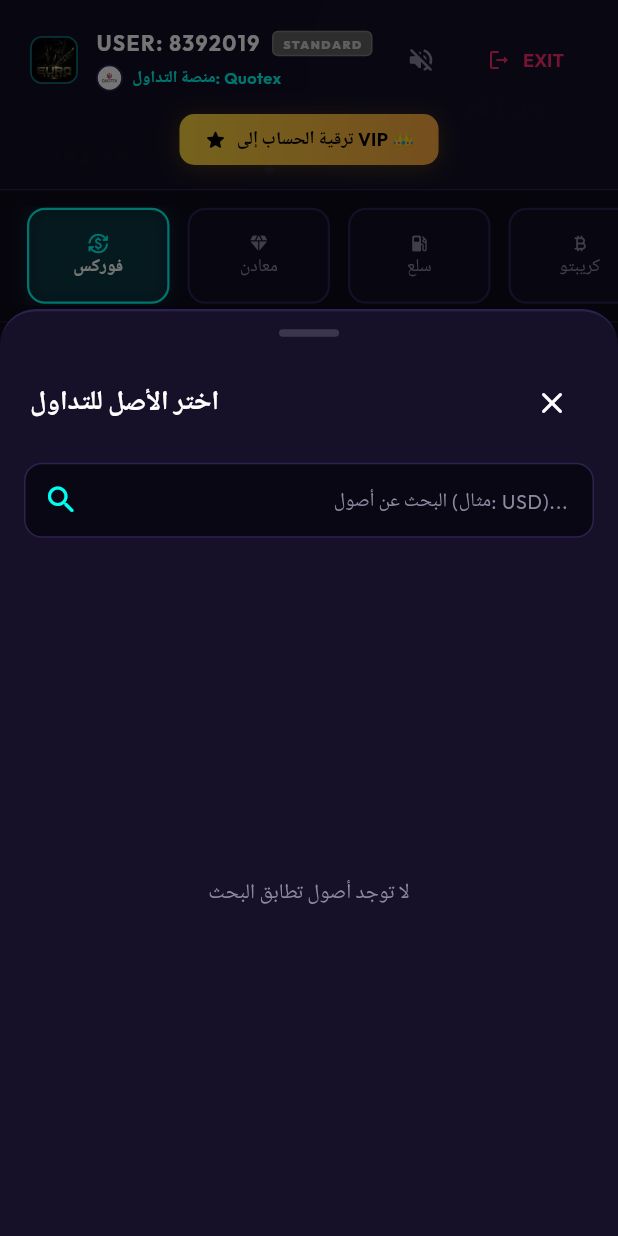
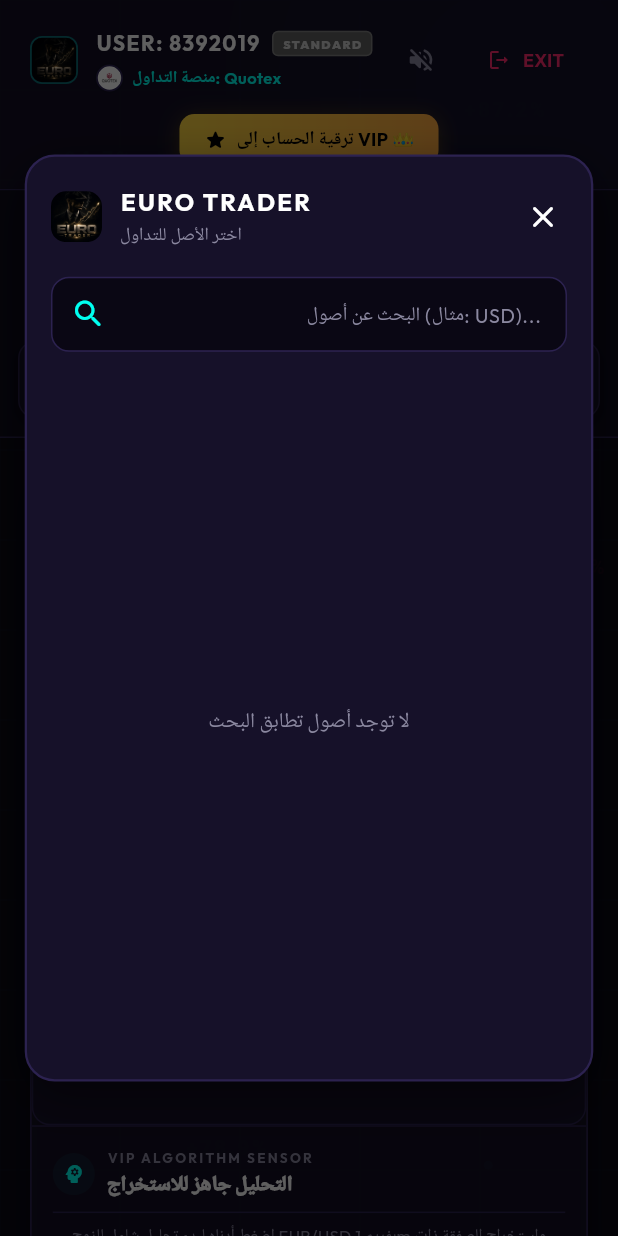
Before and after one commit to eurotrd1-beep/euro_trade, a Flutter app: the MainScreen screen opened directly, after a tap on the "volume up" icon, after a tap on "ترقية الحساب إلى VIP 👑", after a tap on "EUR/USD", on a phone screen of 412 x 824 dp. Run offline on Flutter 3.47's test engine with Material 3 defaults, Android fonts, the phone set to English and light mode, and no system bars; our stand-ins replace google_fonts, shared_preferences, supabase_flutter; missing offline and left inert: dart:html, dart:js, dart:ui_web; accounts and stored records are empty; network calls fail.

Commit message:
feat: branded EURO TRADER asset-picker dialog (logo) + hide empty categories

```diff
--- a/lib/screens/main_screen.dart
+++ b/lib/screens/main_screen.dart
@@ -1411,6 +1411,13 @@
             setState(() {
               AppConstants.currencyPairs = pairs;
 
+              // If the selected category now has no pairs, switch to the
+              // first category that does so the picker isn't stuck empty.
+              if (pairs.isNotEmpty && !_categoryHasPairs(_selectedCategory)) {
+                _selectedCategory =
+                    pairs.first['category'] as String? ?? _selectedCategory;
+              }
+
               // Verify active pair is still in the new list
               final activeExists = pairs.any(
                 (p) => p['symbol'] == _signalEngine.activePair,
@@ -1874,17 +1881,25 @@
               padding: const EdgeInsets.symmetric(horizontal: 12),
               child: Row(
                 children: [
+                  if (_categoryHasPairs('forex'))
                     _buildCategoryTab(
                       'forex',
                       'فوركس',
                       Icons.currency_exchange_rounded,
                     ),
-                  _buildCategoryTab('metals', 'معادن', Icons.diamond_rounded),
+                  if (_categoryHasPairs('metals'))
+                    _buildCategoryTab(
+                      'metals',
+                      'معادن',
+                      Icons.diamond_rounded,
+                    ),
+                  if (_categoryHasPairs('commodities'))
                     _buildCategoryTab(
                       'commodities',
                       'سلع',
                       Icons.local_gas_station_rounded,
                     ),
+                  if (_categoryHasPairs('crypto'))
                     _buildCategoryTab(
                       'crypto',
                       'كريبتو',
@@ -1957,10 +1972,23 @@
   }
 
   void _showSearchableAssetBottomSheet() {
-    showModalBottomSheet(
+    // Defensive: if the active category has no pairs, jump to the first
+    // category that does so the picker doesn't open on an empty list.
+    if (!_categoryHasPairs(_selectedCategory)) {
+      final firstWithPairs = AppConstants.currencyPairs.isNotEmpty
+          ? (AppConstants.currencyPairs.first['category'] as String? ?? '')
+          : _selectedCategory;
+      _selectedCategory = firstWithPairs;
+    }
+
+    final screenWidth = MediaQuery.of(context).size.width;
+    final dialogWidth =
+        screenWidth * 0.92 < 420 ? screenWidth * 0.92 : 420.0;
+
+    showDialog(
       context: context,
-      isScrollControlled: true,
-      backgroundColor: Colors.transparent,
+      barrierDismissible: true,
+      barrierColor: Colors.black.withAlpha(160),
       builder: (BuildContext context) {
         return StatefulBuilder(
           builder: (BuildContext context, StateSetter setModalState) {
@@ -1975,48 +2003,71 @@
               );
             }).toList();
 
-            return Container(
+            return Dialog(
+              backgroundColor: Colors.transparent,
+              insetPadding: const EdgeInsets.symmetric(
+                horizontal: 16,
+                vertical: 24,
+              ),
+              child: ConstrainedBox(
+                constraints: BoxConstraints(maxWidth: dialogWidth),
+                child: Container(
                   height: MediaQuery.of(context).size.height * 0.75,
                   decoration: BoxDecoration(
                     color: AppConstants.cardBgColor,
-                borderRadius: const BorderRadius.only(
-                  topLeft: Radius.circular(24),
-                  topRight: Radius.circular(24),
-                ),
-                border: const Border(
-                  top: BorderSide(color: AppConstants.borderGlow, width: 1.5),
-                ),
+                    borderRadius: BorderRadius.circular(20),
+                    border: Border.all(
+                      color: AppConstants.borderGlow,
+                      width: 1.5,
+                    ),
+                    boxShadow: [
+                      BoxShadow(
+                        color: Colors.black.withAlpha(120),
+                        blurRadius: 30,
+                        offset: const Offset(0, 12),
+                      ),
+                    ],
                   ),
                   child: Column(
                     children: [
-                  // Drag Handle
-                  Center(
-                    child: Container(
-                      width: 40,
-                      height: 5,
-                      margin: const EdgeInsets.symmetric(vertical: 12),
-                      decoration: BoxDecoration(
-                        color: AppConstants.textSecondary.withAlpha(80),
-                        borderRadius: BorderRadius.circular(2.5),
-                      ),
-                    ),
-                  ),
-
-                  // Header with category title and close button
+                      // Branded header: logo + brand title + subtitle + close
                       Padding(
-                    padding: const EdgeInsets.symmetric(
-                      horizontal: 20,
-                      vertical: 8,
-                    ),
+                        padding: const EdgeInsets.fromLTRB(16, 16, 8, 8),
                         child: Row(
-                      mainAxisAlignment: MainAxisAlignment.spaceBetween,
-                      children: [
+                          children: [
+                            ClipRRect(
+                              borderRadius: BorderRadius.circular(10),
+                              child: Image.asset(
+                                'assets/logo.jpg',
+                                width: 34,
+                                height: 34,
+                                fit: BoxFit.cover,
+                              ),
+                            ),
+                            const SizedBox(width: 12),
+                            Expanded(
+                              child: Column(
+                                crossAxisAlignment: CrossAxisAlignment.start,
+                                mainAxisSize: MainAxisSize.min,
+                                children: [
+                                  Text(
+                                    'EURO TRADER',
+                                    style: GoogleFonts.outfit(
+                                      fontSize: 16,
+                                      fontWeight: FontWeight.bold,
+                                      color: Colors.white,
+                                      letterSpacing: 1.5,
+                                    ),
+                                  ),
+                                  const SizedBox(height: 2),
                                   Text(
                                     'اختر الأصل للتداول',
                                     style: GoogleFonts.outfit(
-                            fontSize: 18,
-                            fontWeight: FontWeight.bold,
-                            color: Colors.white,
+                                      fontSize: 12,
+                                      color: AppConstants.textSecondary,
+                                    ),
+                                  ),
+                                ],
                               ),
                             ),
                             IconButton(
@@ -2197,6 +2248,8 @@
                       ),
                     ],
                   ),
+                ),
+              ),
             );
           },
         );
@@ -2207,6 +2260,10 @@
       });
     });
   }
+
+  // Returns true if at least one configured pair belongs to [cat].
+  bool _categoryHasPairs(String cat) => AppConstants.currencyPairs
+      .any((p) => (p['category'] as String? ?? '') == cat);
 
   Widget _buildCategoryTab(String categoryId, String label, IconData icon) {
     final isSelected = _selectedCategory == categoryId;
```
Lines whose indentation alone changed are shown as unchanged.
